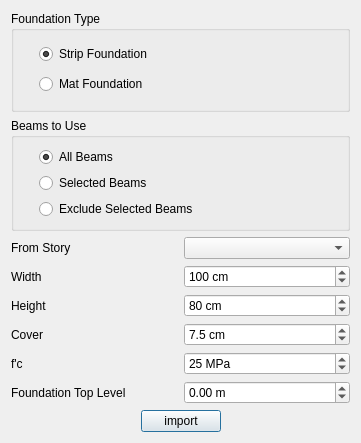
The window that safe/punch/Resources/ui/etabs_panel.ui (ebrahimraeyat/OSAFE) describes before a commit, drawn with Qt 5.
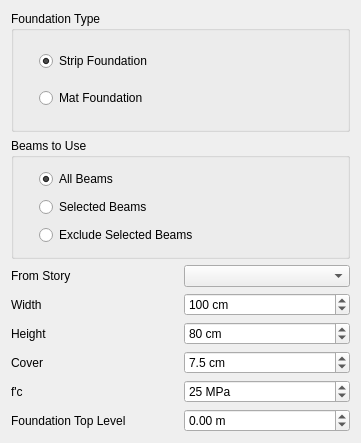
The same window after the commit.

Commit message: adding gui dialog for creating strips

```diff
--- a/safe/punch/Resources/ui/etabs_panel.ui
+++ b/safe/punch/Resources/ui/etabs_panel.ui
@@ -226,43 +226,6 @@
      </item>
     </layout>
    </item>
-   <item>
-    <layout class="QHBoxLayout" name="horizontalLayout_3">
-     <item>
-      <spacer name="horizontalSpacer">
-       <property name="orientation">
-        <enum>Qt::Horizontal</enum>
-       </property>
-       <property name="sizeHint" stdset="0">
-        <size>
-         <width>40</width>
-         <height>20</height>
-        </size>
-       </property>
-      </spacer>
-     </item>
-     <item>
-      <widget class="QPushButton" name="import_button">
-       <property name="text">
-        <string>import</string>
-       </property>
-      </widget>
-     </item>
-     <item>
-      <spacer name="horizontalSpacer_2">
-       <property name="orientation">
-        <enum>Qt::Horizontal</enum>
-       </property>
-       <property name="sizeHint" stdset="0">
-        <size>
-         <width>40</width>
-         <height>20</height>
-        </size>
-       </property>
-      </spacer>
-     </item>
-    </layout>
-   </item>
   </layout>
  </widget>
  <resources/>
```
The commit also changes 7 other files.
